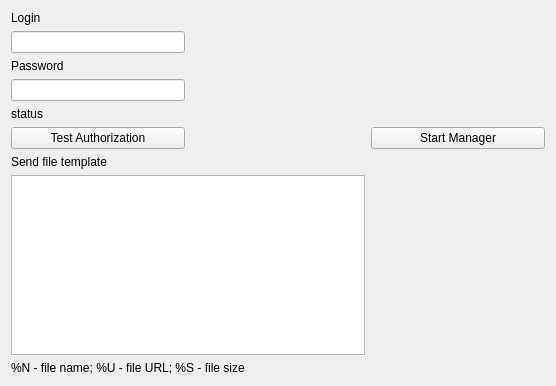
Above: generic/yandexnarodplugin/yandexnarodsettings.ui from psi-im/plugins before the change. Below: the same form after it.
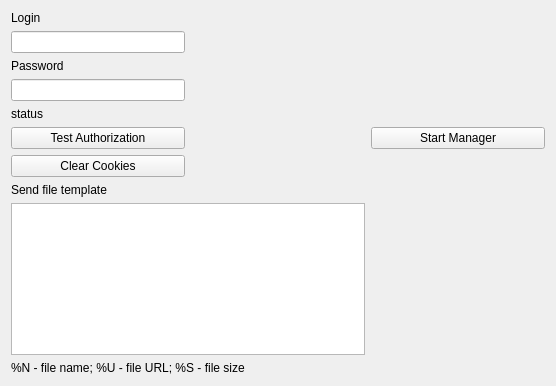
That is the form after the change.

```diff
--- a/generic/yandexnarodplugin/yandexnarodsettings.ui
+++ b/generic/yandexnarodplugin/yandexnarodsettings.ui
@@ -75,14 +75,14 @@
      </property>
     </widget>
    </item>
-   <item row="6" column="0">
+   <item row="7" column="0">
     <widget class="QLabel" name="label">
      <property name="text">
       <string>Send file template</string>
      </property>
     </widget>
    </item>
-   <item row="7" column="0" colspan="2">
+   <item row="8" column="0" colspan="2">
     <widget class="QTextEdit" name="textTpl">
      <property name="html">
       <string>&lt;!DOCTYPE HTML PUBLIC &quot;-//W3C//DTD HTML 4.0//EN&quot; &quot;http://www.w3.org/TR/REC-html40/strict.dtd&quot;&gt;
@@ -93,7 +93,7 @@
      </property>
     </widget>
    </item>
-   <item row="8" column="0" colspan="2">
+   <item row="9" column="0" colspan="2">
     <widget class="QLabel" name="label_2">
      <property name="maximumSize">
       <size>
@@ -106,6 +106,13 @@
      </property>
     </widget>
    </item>
+   <item row="6" column="0">
+    <widget class="QPushButton" name="btnClearCookies">
+     <property name="text">
+      <string>Clear Cookies</string>
+     </property>
+    </widget>
+   </item>
   </layout>
  </widget>
  <resources/>
```
